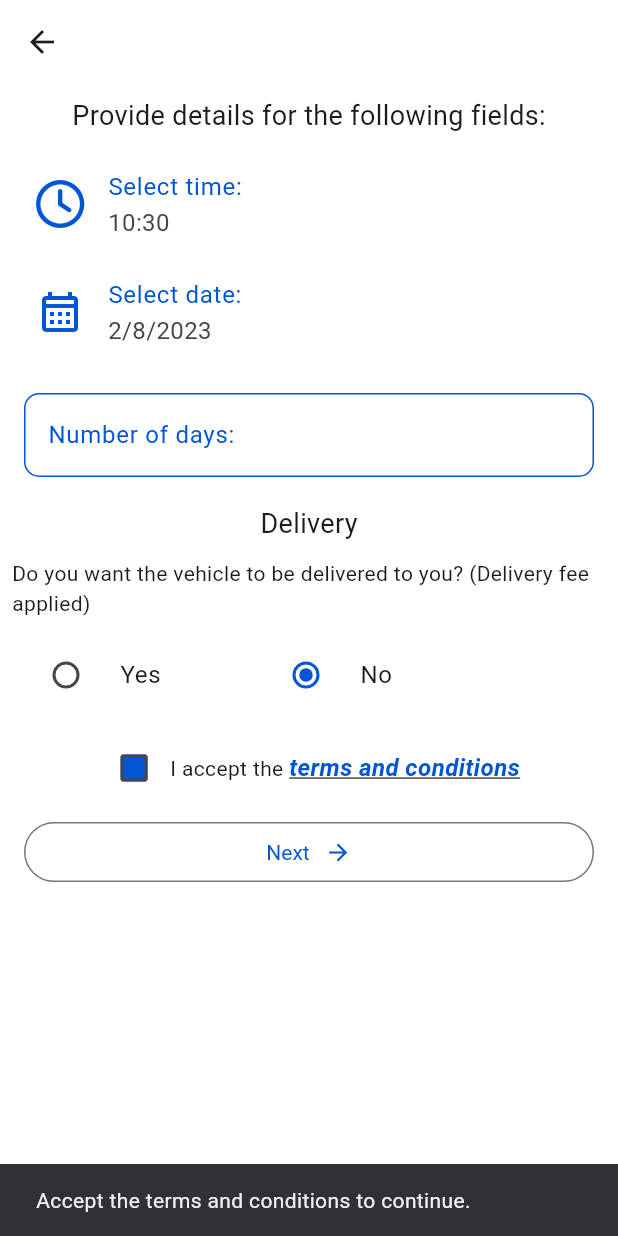
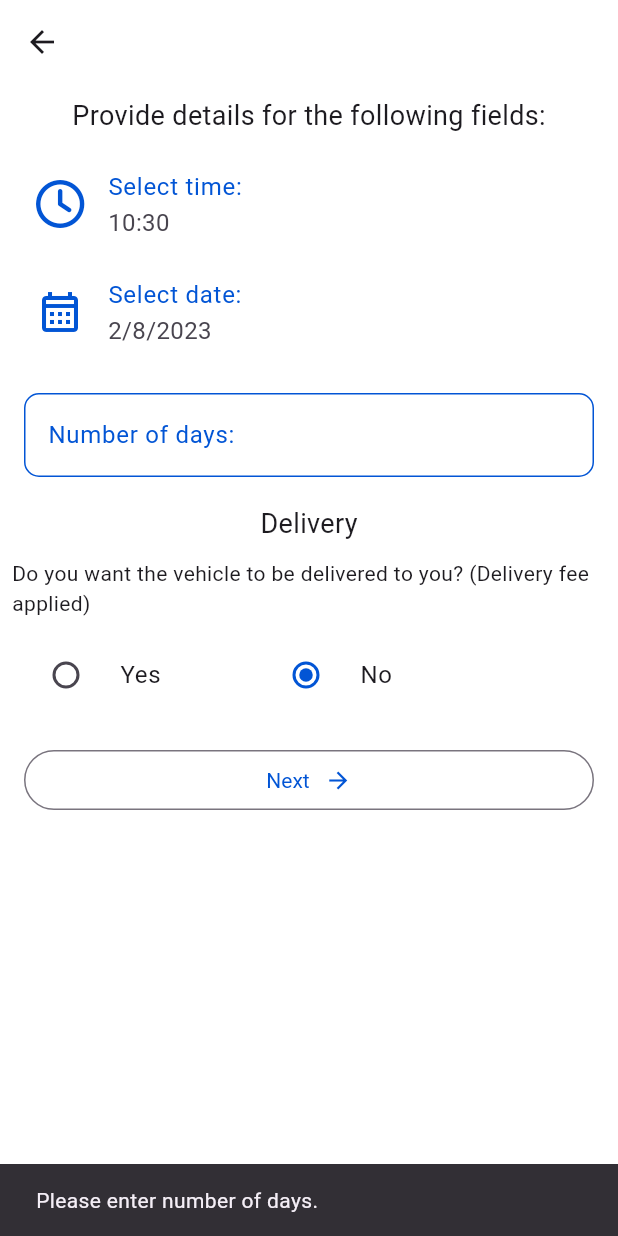
Before and after one commit to SamuelWakoli/qaizen_car_rental, a Flutter app: the HirePage screen opened directly, after a tap on "Next", on a phone screen of 412 x 824 dp. Run offline on Flutter 3.47's test engine with Material 2 defaults, Android fonts, the light colour scheme and no system bars; our stand-ins replace cached_network_image, cloud_firestore, easy_dynamic_theme, firebase_auth, firebase_core, firebase_storage and 8 more; missing offline and left inert: bottom_bar_page_transition, firebase_ui_auth, firebase_ui_oauth_google, flutter_phone_direct_caller, location_picker_flutter_map; accounts and stored records are empty; network calls fail.

Commit message:
version 1.2.0

```diff
--- a/lib/ui/pages/hire.dart
+++ b/lib/ui/pages/hire.dart
@@ -1,11 +1,9 @@
 import 'package:cloud_firestore/cloud_firestore.dart';
 import 'package:firebase_auth/firebase_auth.dart';
-import 'package:flutter/gestures.dart';
 import 'package:flutter/material.dart';
 import 'package:font_awesome_flutter/font_awesome_flutter.dart';
 import 'package:qaizen_car_rental/ui/pages/hire_summary.dart';
 import 'package:qaizen_car_rental/ui/pages/pick_location.dart';
-import 'package:qaizen_car_rental/ui/pages/terms_conditions.dart';
 
 import '../../db/user.dart';
 import '../../shared/hire_vehicle_data.dart';
@@ -96,8 +94,6 @@ class _HirePageState extends State<HirePage> {
       return const SizedBox();
     }
   }
-
-  bool acceptedTerms = false;
 
   //
   //
@@ -253,53 +249,11 @@ class _HirePageState extends State<HirePage> {
                   ),
                   const SizedBox(height: 10),
                   showDeliveryLocation(),
-                  Row(
-                    mainAxisAlignment: MainAxisAlignment.center,
-                    children: [
-                      Checkbox(
-                        value: acceptedTerms,
-                        onChanged: ((value) {
-                          setState(() {
-                            acceptedTerms = value!;
-                          });
-                        }),
-                        fillColor: MaterialStateColor.resolveWith(
-                            (states) => Theme.of(context).primaryColor),
-                      ),
-                      Text.rich(TextSpan(
-                        text: "I accept the ",
-                        style: const TextStyle(fontSize: 14),
-                        children: <TextSpan>[
-                          TextSpan(
-                              text: "terms and conditions",
-                              style: TextStyle(
-                                  color: Theme.of(context).primaryColor,
-                                  fontWeight: FontWeight.bold,
-                                  fontStyle: FontStyle.italic,
-                                  fontSize: 16,
-                                  decoration: TextDecoration.underline),
-                              recognizer: TapGestureRecognizer()
-                                ..onTap = () {
-                                  nextPage(
-                                      context: context,
-                                      page: const TermsConditionsPage());
-                                }),
-                        ],
-                      )),
-                    ],
-                  ),
                   Padding(
                     padding: const EdgeInsets.all(8.0),
                     child: OutlinedButton(
                       onPressed: () async {
-                        String messageText = '';
-                        if (acceptedTerms == false) {
-                          messageText =
-                              'Accept the terms and conditions to continue.';
-                        } else {
-                          messageText = 'Please enter number of days.';
-                        }
-                        acceptedTerms && numberOfDays != ''
+                        numberOfDays != ''
                             ? {
                                 selectedVehicles?.clear(),
                                 selectedVehicleNames?.clear(),
@@ -349,7 +303,7 @@ class _HirePageState extends State<HirePage> {
                             : showSnackbar(
                                 context: context,
                                 duration: 4,
-                                message: messageText);
+                                message: 'Please enter number of days.');
                       },
                       child: Padding(
                         padding: const EdgeInsets.all(8.0),
--- a/lib/ui/pages/home_screen.dart
+++ b/lib/ui/pages/home_screen.dart
@@ -45,7 +45,7 @@ class _HomeScreenState extends State<HomeScreen> with TickerProviderStateMixin {
       children: [
         Center(
           child: Card(
-            elevation: 8,
+            elevation: 4,
             shape: const CircleBorder(
                 eccentricity: 1,
                 side: BorderSide(
@@ -189,7 +189,7 @@ class _HomeScreenState extends State<HomeScreen> with TickerProviderStateMixin {
             ),
             Center(
               child: Card(
-                elevation: 12,
+                elevation: 8,
                 shape: CircleBorder(
                     eccentricity: 1,
                     side: BorderSide(
--- a/lib/ui/pages/settings_screen.dart
+++ b/lib/ui/pages/settings_screen.dart
@@ -196,7 +196,7 @@ class _SettingsScreenState extends State<SettingsScreen> {
                 SettingsTile(
                   leading: const Icon(Icons.perm_device_info_outlined),
                   title: const Text("Application Version"),
-                  description: const Text('1.1.3'),
+                  description: const Text('1.2.0'),
                 ),
               ],
             )
--- a/lib/ui/widgets/vehicle_card_available.dart
+++ b/lib/ui/widgets/vehicle_card_available.dart
@@ -45,7 +45,9 @@ Widget availableVehicleCard({
                     ),
                   ),
                 ),
-                Stack(
+                Padding(
+                  padding: const EdgeInsets.all(8.0),
+                  child: Stack(
                     children: [
                       Text.rich(TextSpan(
                           text: name,
@@ -82,6 +84,7 @@ Widget availableVehicleCard({
                             )
                           ])),
                     ],
+                  ),
                 ),
               ],
             ),
```
Also changed, not shown: lib/ui/widgets/vehicle_card_favorite.dart (+61 -13 lines), pubspec.yaml (+15 -15 lines), pubspec.lock, 3 other files. Lines whose indentation alone changed are shown as unchanged.
